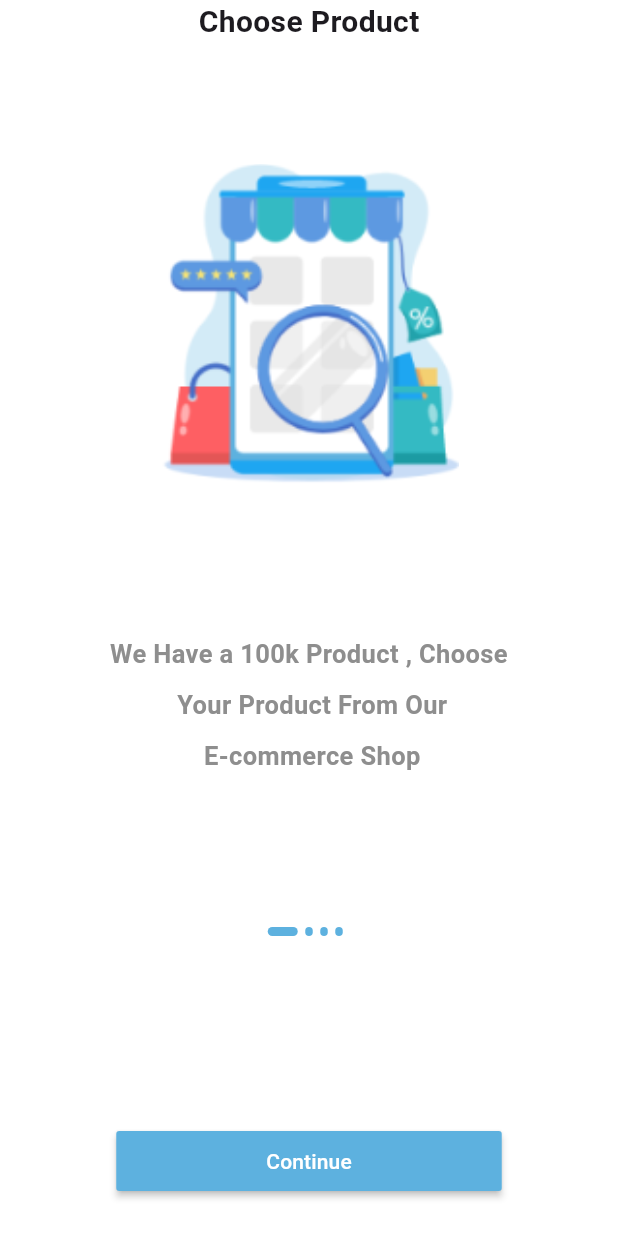
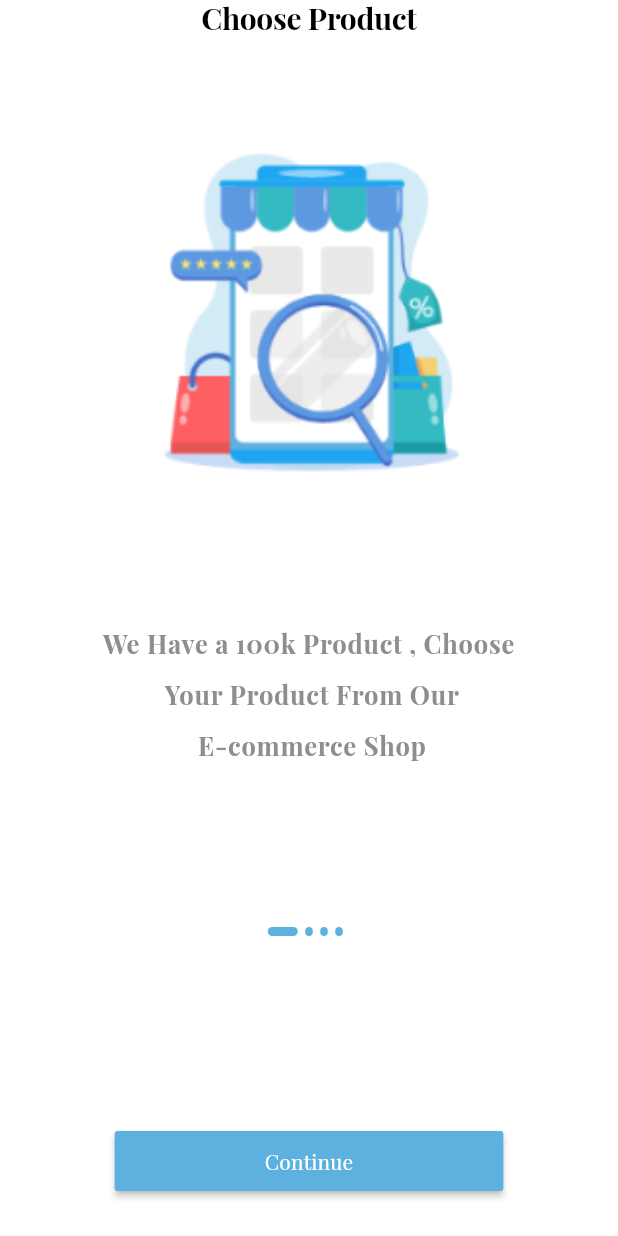
Before and after one commit to mohamadjisri/ecommerce, a Flutter app: the screen it shows after launch, on a phone screen of 412 x 824 dp. Run offline on Flutter 3.47's test engine with Material 3 defaults, Android fonts, the phone set to English and light mode, and no system bars; our stand-ins replace get; project files that could hold a hidden picture were left out.

Commit message:
9. TextTheme

```diff
--- a/lib/core/constant/color.dart
+++ b/lib/core/constant/color.dart
@@ -2,5 +2,6 @@ import 'package:flutter/material.dart';
 
 class AppColor {
   static const Color grey = Color(0xff8e8e8e);
+  static const Color black = Color(0xff000000);
   static const Color primaryColor = Color(0xff5DB1DF);
 }
--- a/lib/main.dart
+++ b/lib/main.dart
@@ -1,3 +1,4 @@
+import 'package:ecommerce/core/constant/color.dart';
 import 'package:ecommerce/routes.dart';
 import 'package:ecommerce/view/screen/onboarding.dart';
 import 'package:flutter/material.dart';
@@ -17,11 +18,18 @@ class MyApp extends StatelessWidget {
       debugShowCheckedModeBanner: false,
       title: 'Flutter Demo',
       theme: ThemeData(
-        colorScheme: ColorScheme.fromSeed(seedColor: Colors.deepPurple),
-        useMaterial3: true,
+        fontFamily: "PlayfairDisplay",
+        textTheme: const TextTheme(
+            displayLarge: TextStyle(fontWeight: FontWeight.bold, fontSize: 20, color: AppColor.black),
+            bodyLarge: TextStyle(
+                height: 2,
+                color: AppColor.grey,
+                fontWeight: FontWeight.bold,
+                fontSize: 17)),
+        primarySwatch: Colors.blue,
       ),
       home: const OnBoarding(),
-      routes:routes ,
+      routes: routes,
     );
   }
 }
--- a/lib/view/widget/onboarding/customslider.dart
+++ b/lib/view/widget/onboarding/customslider.dart
@@ -19,8 +19,7 @@ class CustomSliderOnBoarding extends GetView<OnBoardingControllerImp> {
               children: [
                 Text(
                   onBoardingList[i].title!,
-                  style: const TextStyle(
-                      fontWeight: FontWeight.bold, fontSize: 20),
+                  style: Theme.of(context).textTheme.displayLarge
                 ),
                 const SizedBox(
                   height: 80,
@@ -40,11 +39,7 @@ class CustomSliderOnBoarding extends GetView<OnBoardingControllerImp> {
                     child: Text(
                       onBoardingList[i].body!,
                       textAlign: TextAlign.center,
-                      style: const TextStyle(
-                          height: 2,
-                          color: AppColor.grey,
-                          fontWeight: FontWeight.bold,
-                          fontSize: 17),
+                      style: Theme.of(context).textTheme.bodyLarge,
                     ))
               ],
             ));
--- a/pubspec.yaml
+++ b/pubspec.yaml
@@ -123,6 +123,12 @@ flutter:
         - asset: assets/fonts/Cairo/Cairo-Bold.ttf
           weight: 700
 
+    - family: PlayfairDisplay
+      fonts:
+        - asset: assets/fonts/PlayfairDisplay/PlayfairDisplay-Regular.ttf
+        - asset: assets/fonts/PlayfairDisplay/PlayfairDisplay-Bold.ttf
+          weight: 700
+
   #       - asset: fonts/Schyler-Italic.ttf
   #         style: italic
   #   - family: Trajan Pro
```
Also changed, not shown: assets/fonts/PlayfairDisplay/PlayfairDisplay-Black.ttf (added), assets/fonts/PlayfairDisplay/PlayfairDisplay-BlackItalic.ttf (added), assets/fonts/PlayfairDisplay/PlayfairDisplay-Bold.ttf (added), assets/fonts/PlayfairDisplay/PlayfairDisplay-BoldItalic.ttf (added), assets/fonts/PlayfairDisplay/PlayfairDisplay-ExtraBold.ttf (added), assets/fonts/PlayfairDisplay/PlayfairDisplay-ExtraBoldItalic.ttf (added), assets/fonts/PlayfairDisplay/PlayfairDisplay-Italic.ttf (added), assets/fonts/PlayfairDisplay/PlayfairDisplay-Medium.ttf (added), assets/fonts/PlayfairDisplay/PlayfairDisplay-MediumItalic.ttf (added), assets/fonts/PlayfairDisplay/PlayfairDisplay-Regular.ttf (added), assets/fonts/PlayfairDisplay/PlayfairDisplay-SemiBold.ttf (added), assets/fonts/PlayfairDisplay/PlayfairDisplay-SemiBoldItalic.ttf (added).
